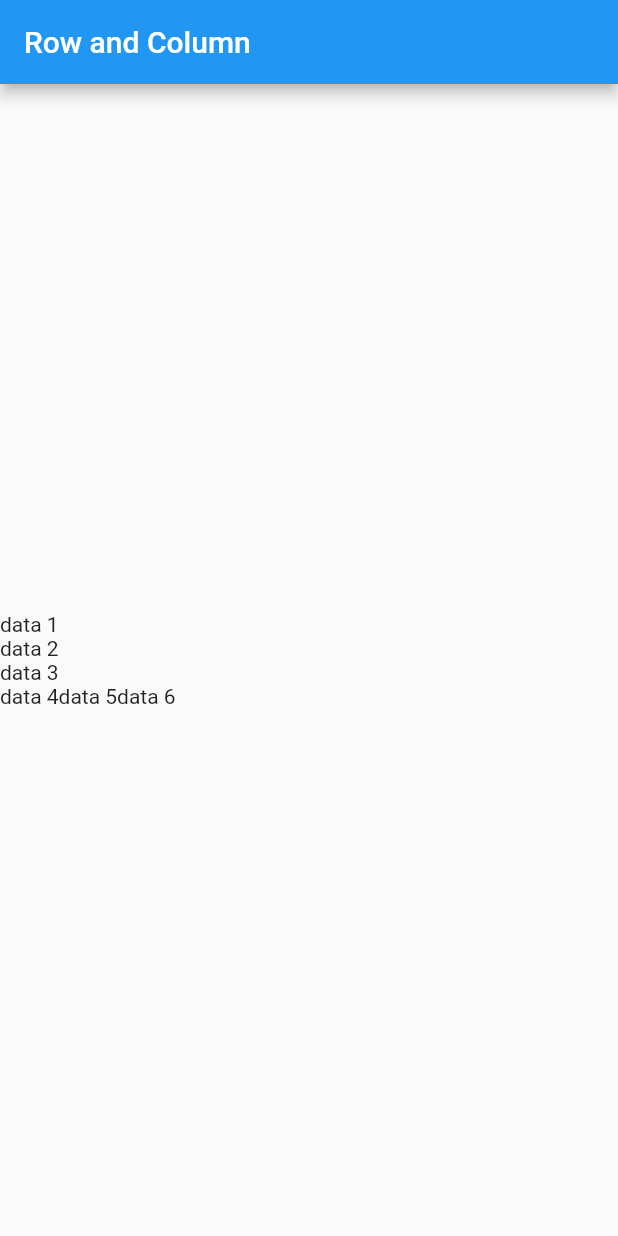
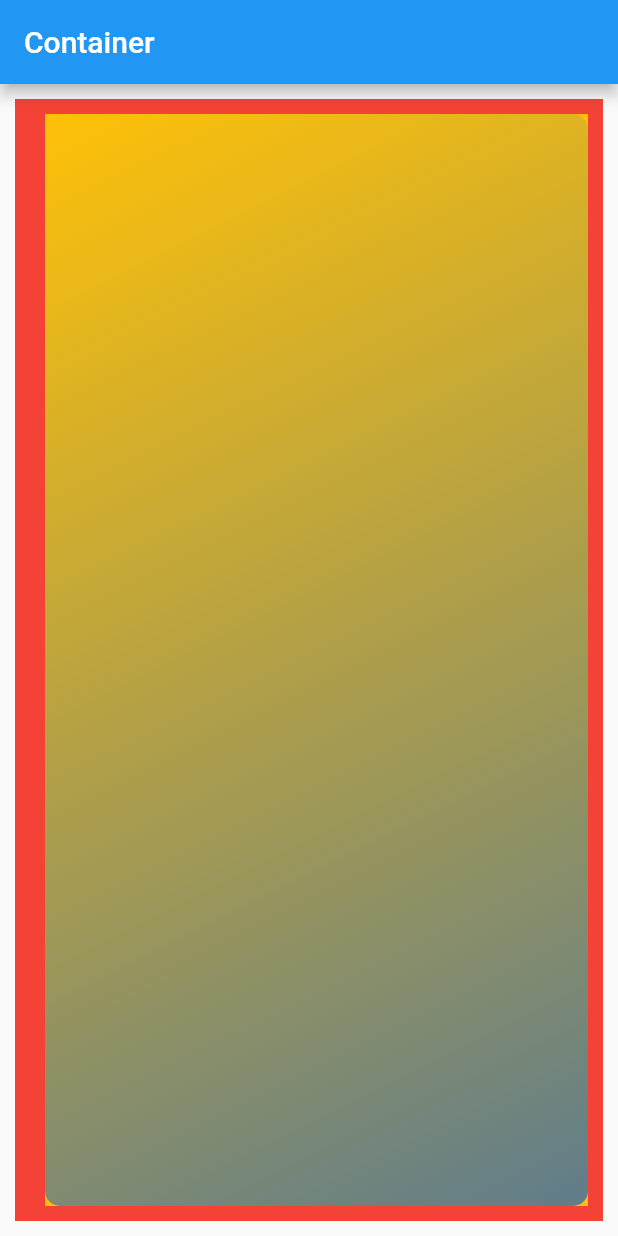
Before and after one commit to zeph1re/FlutterTutorial, a Flutter app: the screen it shows after launch, on a phone screen of 412 x 824 dp. Run offline on Flutter 3.47's test engine with Material 2 defaults, Android fonts, the phone set to English and light mode, and no system bars.

Commit message:
add container

```diff
--- a/lib/main.dart
+++ b/lib/main.dart
@@ -12,23 +12,25 @@ class MainApp extends StatelessWidget {
     return MaterialApp(
       home: Scaffold(
         appBar: AppBar(
-          title: const Text("Row and Column"),
+          title: const Text("Container"),
         ),
-        body: const Column(
-          mainAxisAlignment: MainAxisAlignment.center,
-          crossAxisAlignment: CrossAxisAlignment.start,
-          children: [
-            Text("data 1"),
-            Text("data 2"),
-            Text("data 3"),
-            Row(
-              children: [
-                Text("data 4"),
-                Text("data 5"),
-                Text("data 6"),
-              ],
-            )
-          ],
+        body: Container(
+          color: Colors.red,
+          margin: const EdgeInsets.all(10),
+          padding: const EdgeInsetsDirectional.only(start: 10),
+          child: Container(
+            color: Colors.amber,
+            margin: const EdgeInsets.all(10),
+            child: Container(
+              margin: const EdgeInsets.all(0),
+              decoration: BoxDecoration(
+                  borderRadius: BorderRadius.circular(10),
+                  gradient: const LinearGradient(
+                      begin: Alignment.topLeft,
+                      end: Alignment.bottomRight,
+                      colors: [Colors.amber, Colors.blueGrey])),
+            ),
+          ),
         ),
       ),
     );
```
